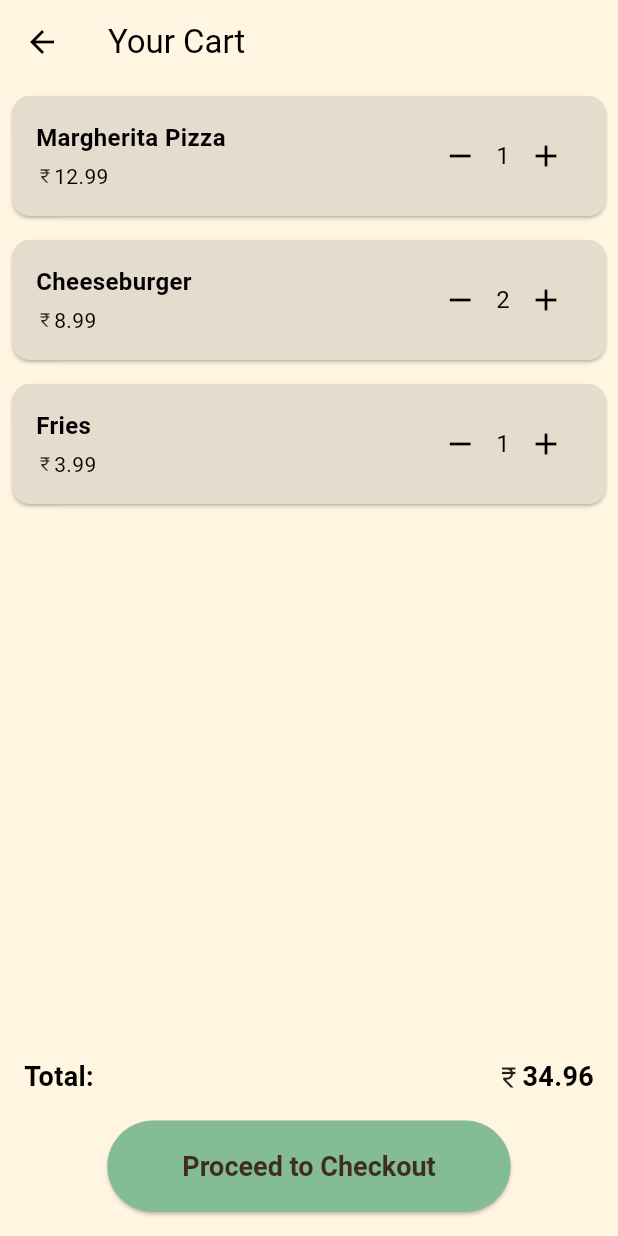
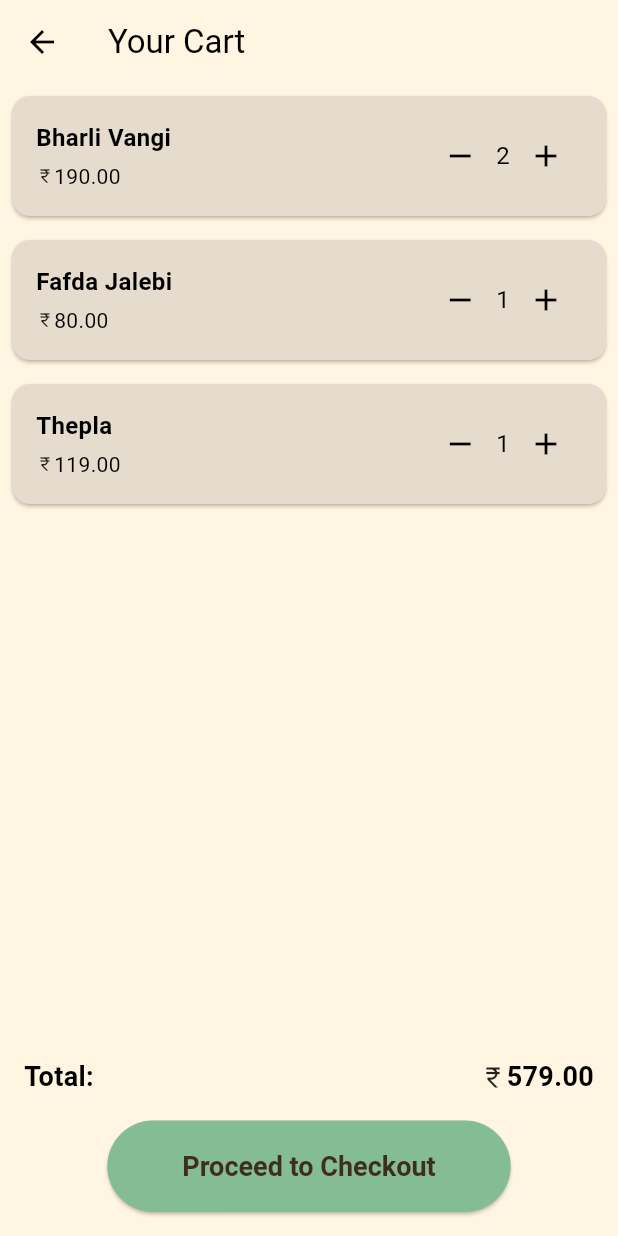
Before and after one commit to Campus-Dabba/campus_dabba_mobile, a Flutter app: the screen it shows once a user with an empty profile is signed in, after a tap on the "shopping cart" icon, on a phone screen of 412 x 824 dp. Run offline on Flutter 3.47's test engine with Material 3 defaults, Android fonts, the phone set to English and light mode, and no system bars; our stand-ins replace animate_do, dots_indicator, firebase_auth, firebase_core, shared_preferences, simple_animations; accounts and stored records are empty.

Commit message:
add drawer & color changes

```diff
--- a/lib/screen/cart_screen.dart
+++ b/lib/screen/cart_screen.dart
@@ -15,9 +15,9 @@ class CartScreen extends StatefulWidget {
 class _CartScreenState extends State<CartScreen> {
   // This would typically come from a state management solution or a database
   List<CartItem> cartItems = [
-    CartItem(name: 'Margherita Pizza', price: 12.99, quantity: 1),
-    CartItem(name: 'Cheeseburger', price: 8.99, quantity: 2),
-    CartItem(name: 'Fries', price: 3.99, quantity: 1),
+    CartItem(name: 'Bharli Vangi', price: 190, quantity: 2),
+    CartItem(name: 'Fafda Jalebi', price: 80, quantity: 1),
+    CartItem(name: 'Thepla', price: 119, quantity: 1),
   ];
 
   double get totalPrice {
--- a/lib/screen/home_screen.dart
+++ b/lib/screen/home_screen.dart
@@ -6,6 +6,7 @@ import 'package:campus_dabba/type/dish.dart';
 import 'package:campus_dabba/type/order.dart';
 import 'package:campus_dabba/utils/auth_service.dart';
 import 'package:campus_dabba/widgets/category_button.dart';
+import 'package:campus_dabba/widgets/custom_app_drawer.dart';
 import 'package:campus_dabba/widgets/food_card_widget.dart';
 import 'package:flutter/material.dart';
 import 'package:shared_preferences/shared_preferences.dart';
@@ -23,8 +24,7 @@ class _HomeScreenState extends State<HomeScreen> {
   Map<String, dynamic> basket = {};
 
   void logoutFunction() {
-    final auth = AuthService();
-    auth.signOut();
+    AuthService().signOut();
   }
 
   @override
@@ -66,6 +66,7 @@ class _HomeScreenState extends State<HomeScreen> {
   Widget build(BuildContext context) {
     return Scaffold(
       backgroundColor: Color(0xFFFFF5E0),
+      drawer: CustomAppDrawer(),
       appBar: AppBar(
         backgroundColor: Color(0xFFFFF5E0),
         title: Text("Campus Dabba"),
@@ -99,14 +100,15 @@ class _HomeScreenState extends State<HomeScreen> {
                 child: Container(
                   padding: const EdgeInsets.all(16.0),
                   decoration: BoxDecoration(
-                    border: Border.all(color: Colors.grey),
+                    // color: Colors.white,
+                    border: Border.all(color: Color(0xFF84BD93)),
                     borderRadius: BorderRadius.circular(20),
                   ),
                   child: Row(
                     children: [
-                      Icon(Icons.search, color: Colors.grey),
+                      Icon(Icons.search, color: Color(0xFF84BD93)),
                       SizedBox(width: 8),
-                      Text('Search', style: TextStyle(color: Colors.grey)),
+                      Text('Search', style: TextStyle(color: Color(0xFF84BD93))),
                     ],
                   ),
                 ),
--- a/lib/screen/search_screen.dart
+++ b/lib/screen/search_screen.dart
@@ -30,10 +30,6 @@ class BackgroundWaveClipper extends CustomClipper<Path> {
 
     const minSize = 140.0;
 
-    // when h = max = 280
-    // h = 280, p1 = 210, p1Diff = 70
-    // when h = min = 140
-    // h = 140, p1 = 140, p1Diff = 0
     final p1Diff = ((minSize - size.height) * 0.5).truncate().abs();
     path.lineTo(0.0, size.height - p1Diff);
 
@@ -95,6 +91,7 @@ class SearchScreen extends StatelessWidget {
   @override
   Widget build(BuildContext context) {
     return Scaffold(
+      backgroundColor: Color(0xFFFFF5E0),
       body: CustomScrollView(
         slivers: [
           const SliverPersistentHeader(
--- /dev/null
+++ b/lib/widgets/custom_app_drawer.dart
@@ -0,0 +1,79 @@
+import 'package:campus_dabba/utils/auth_service.dart';
+import 'package:flutter/material.dart';
+
+class CustomAppDrawer extends StatelessWidget {
+  const CustomAppDrawer({super.key});
+
+  @override
+  Widget build(BuildContext context) {
+    return Drawer(
+      backgroundColor: Color(0xFFFFF5E0),
+      child: Column(
+        children: <Widget>[
+          DrawerHeader(
+            decoration: BoxDecoration(
+              color: Color(0xFFE6DCCD),
+            ),
+            child: SizedBox(
+              width: double.infinity,
+              child: Text(
+                'Food Delivery',
+                style: TextStyle(
+                  color: Color(0xFF3F2D20),
+                  fontSize: 24,
+                ),
+              ),
+            ),
+          ),
+          Expanded(
+            child: ListView(
+              padding: EdgeInsets.zero,
+              children: <Widget>[
+                ListTile(
+                  leading: Icon(Icons.person),
+                  title: Text('Profile'),
+                  onTap: () {
+                    Navigator.pop(context);
+                    // Add navigation logic here
+                  },
+                ),
+                ListTile(
+                  leading: Icon(Icons.restaurant_menu),
+                  title: Text('Browse Cooks'),
+                  onTap: () {
+                    Navigator.pop(context);
+                    // Add navigation logic here
+                  },
+                ),
+                ListTile(
+                  leading: Icon(Icons.receipt),
+                  title: Text('My Orders'),
+                  onTap: () {
+                    Navigator.pop(context);
+                    // Add navigation logic here
+                  },
+                ),
+                ListTile(
+                  leading: Icon(Icons.settings),
+                  title: Text('Settings'),
+                  onTap: () {
+                    Navigator.pop(context);
+                    // Add navigation logic here
+                  },
+                ),
+              ],
+            ),
+          ),
+          // Divider(),
+          ListTile(
+            leading: Icon(Icons.exit_to_app),
+            title: Text('Logout'),
+            onTap: () {
+              AuthService().signOut();
+            },
+          ),
+        ],
+      ),
+    );
+  }
+}
```
